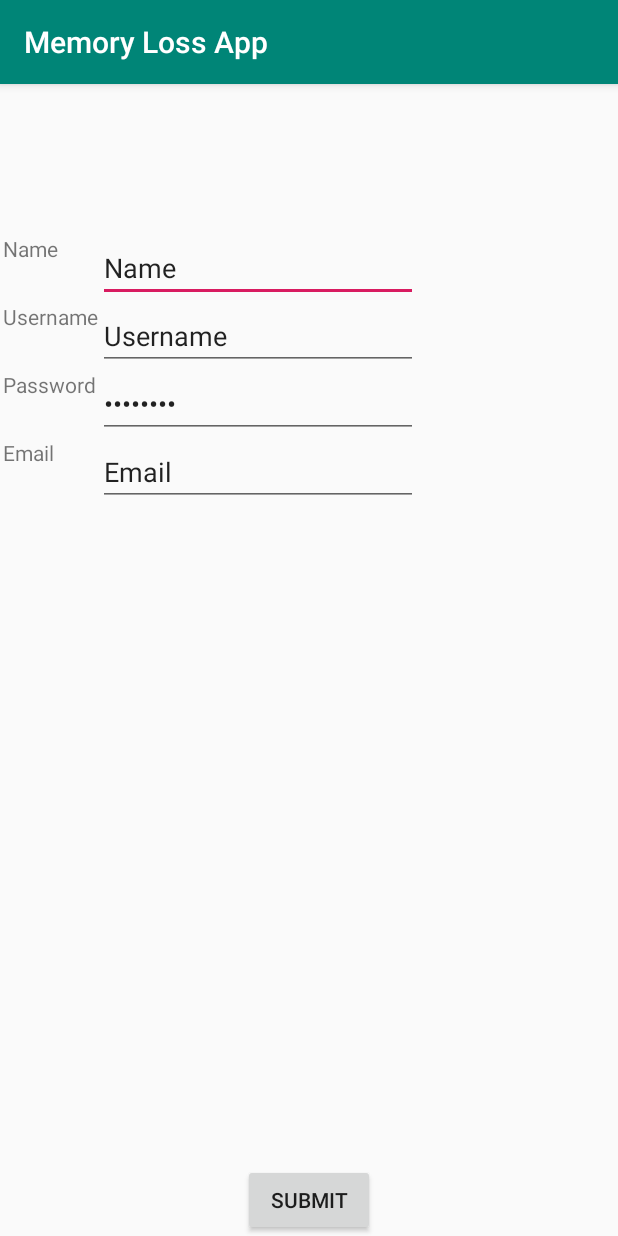
After one commit to chsgwc/memory-loss-app, an Android app: the MakeAccount screen opened directly, with no data from a screen before it, on a phone screen of 412 x 824 dp. The commit adds this screen. Run offline under Robolectric (Android 15) with nearby library versions, the phone set to English and light mode, and no system bars.

Commit message:
made sign up page, initialized database, and can insert into database. still need to add Emergency Contacts

```diff
--- a/MemoryLossApp/app/src/main/AndroidManifest.xml
+++ b/MemoryLossApp/app/src/main/AndroidManifest.xml
@@ -9,6 +9,7 @@
         android:roundIcon="@mipmap/ic_launcher_round"
         android:supportsRtl="true"
         android:theme="@style/AppTheme">
+        <activity android:name=".MakeAccount"></activity>
         <activity android:name=".MainActivity">
             <intent-filter>
                 <action android:name="android.intent.action.MAIN" />
--- /dev/null
+++ b/MemoryLossApp/app/src/main/java/com/example/memorylossapp/DatabaseHelper.java
@@ -0,0 +1,53 @@
+package com.example.memorylossapp;
+
+import android.content.ContentValues;
+import android.content.Context;
+import android.database.sqlite.SQLiteDatabase;
+import android.database.sqlite.SQLiteOpenHelper;
+
+import androidx.annotation.Nullable;
+
+public class DatabaseHelper extends SQLiteOpenHelper { //SQLiteOpenHelter - main class for handling SQLite
+    public static final String DATABASE_NAME = "patient.db";
+    public static final String TABLE_NAME = "patient_table";
+    public static final String COL_1_ID = "ID";
+    public static final String COL_2_NAME = "NAME";
+    public static final String COL_3_USERNAME = "Username";
+    public static final String COL_4_PASSWORD = "Password";
+    public static final String COL_5_EMAIL = "Email";
+
+    public DatabaseHelper(@Nullable Context context) {
+        super(context, DATABASE_NAME, null, 1);
+    }
+
+    @Override
+    public void onCreate(SQLiteDatabase sqLiteDB) {
+        sqLiteDB.execSQL("create table " + TABLE_NAME + "  (ID INTEGER PRIMARY KEY AUTOINCREMENT, NAME TEXT, USERNAME TEXT, PASSWORD TEXT, EMAIL TEXT)");
+    }
+
+    @Override
+    public void onUpgrade(SQLiteDatabase sqLiteDB, int i, int i1) {
+        sqLiteDB.execSQL("DROP TABLE IF EXISTS " + TABLE_NAME);
+        onCreate(sqLiteDB);
+    }
+
+    public boolean insertData(String name, String username, String password, String email) {
+        //initialize DB
+        SQLiteDatabase sqLiteDB = this.getWritableDatabase();
+
+        //putting parameters into DB
+        ContentValues contentValues = new ContentValues();
+        contentValues.put(COL_2_NAME, name);
+        contentValues.put(COL_3_USERNAME, username);
+        contentValues.put(COL_4_PASSWORD, password);
+        contentValues.put(COL_5_EMAIL, email);
+        long result = sqLiteDB.insert(TABLE_NAME, null, contentValues);
+
+        //checking if inserting data was successful or not (^ will return -1 if not)
+        if (result == -1) {
+            return false;
+        } else
+            return true;
+
+    }
+}
--- a/MemoryLossApp/app/src/main/java/com/example/memorylossapp/MainActivity.java
+++ b/MemoryLossApp/app/src/main/java/com/example/memorylossapp/MainActivity.java
@@ -2,7 +2,11 @@ package com.example.memorylossapp;
 
 import androidx.appcompat.app.AppCompatActivity;
 
+import android.content.Intent;
 import android.os.Bundle;
+import android.view.View;
+import android.widget.Button;
+import android.widget.EditText;
 
 public class MainActivity extends AppCompatActivity {
 
@@ -10,5 +14,18 @@ public class MainActivity extends AppCompatActivity {
     protected void onCreate(Bundle savedInstanceState) {
         super.onCreate(savedInstanceState);
         setContentView(R.layout.activity_main);
+
+        Button signupButton = (Button) findViewById(R.id.signupBtn);
+
+        signupButton.setOnClickListener(new View.OnClickListener() {
+            @Override
+            public void onClick(View view) {
+                //Open Make an Account page
+                Intent startIntent = new Intent(getApplicationContext(), MakeAccount.class);
+                startActivity(startIntent);
+            }
+        });
     }
+
+
 }
--- /dev/null
+++ b/MemoryLossApp/app/src/main/java/com/example/memorylossapp/MakeAccount.java
@@ -0,0 +1,47 @@
+package com.example.memorylossapp;
+
+import androidx.appcompat.app.AppCompatActivity;
+
+import android.os.Bundle;
+import android.view.View;
+import android.widget.Button;
+import android.widget.EditText;
+import android.widget.Toast;
+
+public class MakeAccount extends AppCompatActivity {
+    DatabaseHelper myDB;
+    EditText editName, editUsername, editPassword, editEmail;
+    Button submitButton;
+
+    @Override
+    protected void onCreate(Bundle savedInstanceState) {
+        super.onCreate(savedInstanceState);
+        setContentView(R.layout.activity_make_account);
+
+        //make instance of class: DatabaseHelper, calls constructor (create DB + table)!
+        myDB = new DatabaseHelper(this);
+
+        editName = (EditText) findViewById(R.id.nameEditText);
+        editUsername = (EditText) findViewById(R.id.usernameEditText);
+        editPassword = (EditText) findViewById(R.id.passwordText);
+        editEmail = (EditText) findViewById(R.id.emailEditText);
+        submitButton = (Button) findViewById(R.id.submitBtn);
+
+        AddData(); //method will be called whenever submit Button clicked!
+    }
+
+    public void AddData() {
+        submitButton.setOnClickListener(
+                new View.OnClickListener() {
+                    @Override
+                    public void onClick(View view) {
+                        boolean isInserted = myDB.insertData(editName.getText().toString(), editUsername.getText().toString(), editPassword.getText().toString(), editEmail.getText().toString());
+                        if (isInserted)
+                            Toast.makeText(MakeAccount.this, "Data Inserted!", Toast.LENGTH_LONG).show();
+                        else
+                            Toast.makeText(MakeAccount.this, "Data not Inserted :(", Toast.LENGTH_LONG).show();
+                    }
+                }
+        );
+    }
+}
--- a/MemoryLossApp/app/src/main/res/layout/activity_main.xml
+++ b/MemoryLossApp/app/src/main/res/layout/activity_main.xml
@@ -7,12 +7,25 @@
     tools:context=".MainActivity">
 
     <TextView
+        android:id="@+id/textView"
         android:layout_width="wrap_content"
         android:layout_height="wrap_content"
         android:text="Hello World!"
         app:layout_constraintBottom_toBottomOf="parent"
+        app:layout_constraintHorizontal_bias="0.395"
         app:layout_constraintLeft_toLeftOf="parent"
         app:layout_constraintRight_toRightOf="parent"
+        app:layout_constraintTop_toTopOf="parent"
+        app:layout_constraintVertical_bias="0.324" />
+
+    <Button
+        android:id="@+id/signupBtn"
+        android:layout_width="wrap_content"
+        android:layout_height="wrap_content"
+        android:text="Sign Up"
+        app:layout_constraintBottom_toBottomOf="parent"
+        app:layout_constraintEnd_toEndOf="parent"
+        app:layout_constraintStart_toStartOf="parent"
         app:layout_constraintTop_toTopOf="parent" />
 
 </androidx.constraintlayout.widget.ConstraintLayout>
--- /dev/null
+++ b/MemoryLossApp/app/src/main/res/layout/activity_make_account.xml
@@ -0,0 +1,112 @@
+<?xml version="1.0" encoding="utf-8"?>
+<androidx.constraintlayout.widget.ConstraintLayout xmlns:android="http://schemas.android.com/apk/res/android"
+    xmlns:app="http://schemas.android.com/apk/res-auto"
+    xmlns:tools="http://schemas.android.com/tools"
+    android:layout_width="match_parent"
+    android:layout_height="match_parent"
+    tools:context=".MakeAccount">
+
+    <TableLayout
+        android:id="@+id/table"
+        android:layout_width="408dp"
+        android:layout_height="552dp"
+        android:layout_marginTop="16dp"
+        android:layout_marginBottom="32dp"
+        app:layout_constraintBottom_toBottomOf="parent"
+        app:layout_constraintEnd_toEndOf="parent"
+        app:layout_constraintStart_toStartOf="parent"
+        app:layout_constraintTop_toTopOf="parent">
+
+        <TableRow
+            android:layout_width="match_parent"
+            android:layout_height="match_parent"
+            android:stretchColumns="1">
+            <TextView
+                android:layout_width="fill_parent"
+                android:layout_height="fill_parent"
+                android:text="Name" />
+            <EditText
+                android:id="@+id/nameEditText"
+                android:layout_width="wrap_content"
+                android:layout_height="wrap_content"
+                android:ems="10"
+                android:inputType="textPersonName"
+                android:text="Name" />
+
+
+
+
+        </TableRow>
+
+        <TableRow
+            android:layout_width="match_parent"
+            android:layout_height="match_parent"
+            android:stretchColumns="2">
+            <TextView
+                android:layout_width="fill_parent"
+                android:layout_height="fill_parent"
+                android:text="Username" />
+
+            <EditText
+                android:id="@+id/usernameEditText"
+                android:layout_width="wrap_content"
+                android:layout_height="wrap_content"
+                android:ems="10"
+                android:inputType="textPersonName"
+                android:text="Username" />
+
+
+
+        </TableRow>
+
+        <TableRow
+            android:layout_width="match_parent"
+            android:layout_height="match_parent">
+            <TextView
+                android:layout_width="fill_parent"
+                android:layout_height="fill_parent"
+                android:text="Password" />
+            <EditText
+                android:id="@+id/passwordText"
+                android:layout_width="wrap_content"
+                android:layout_height="wrap_content"
+                android:ems="10"
+                android:inputType="textPassword"
+                android:text="Username" />
+
+
+
+
+        </TableRow>
+
+        <TableRow
+            android:layout_width="match_parent"
+            android:layout_height="match_parent">
+            <TextView
+                android:layout_width="fill_parent"
+                android:layout_height="fill_parent"
+                android:text="Email" />
+            <EditText
+                android:id="@+id/emailEditText"
+                android:layout_width="wrap_content"
+                android:layout_height="wrap_content"
+                android:ems="10"
+                android:inputType="textPersonName"
+                android:text="Email" />
+
+
+
+
+        </TableRow>
+
+    </TableLayout>
+
+    <Button
+        android:id="@+id/submitBtn"
+        android:layout_width="wrap_content"
+        android:layout_height="wrap_content"
+        android:text="Submit"
+        app:layout_constraintBottom_toBottomOf="parent"
+        app:layout_constraintEnd_toEndOf="parent"
+        app:layout_constraintStart_toStartOf="parent" />
+</androidx.constraintlayout.widget.ConstraintLayout>
```
